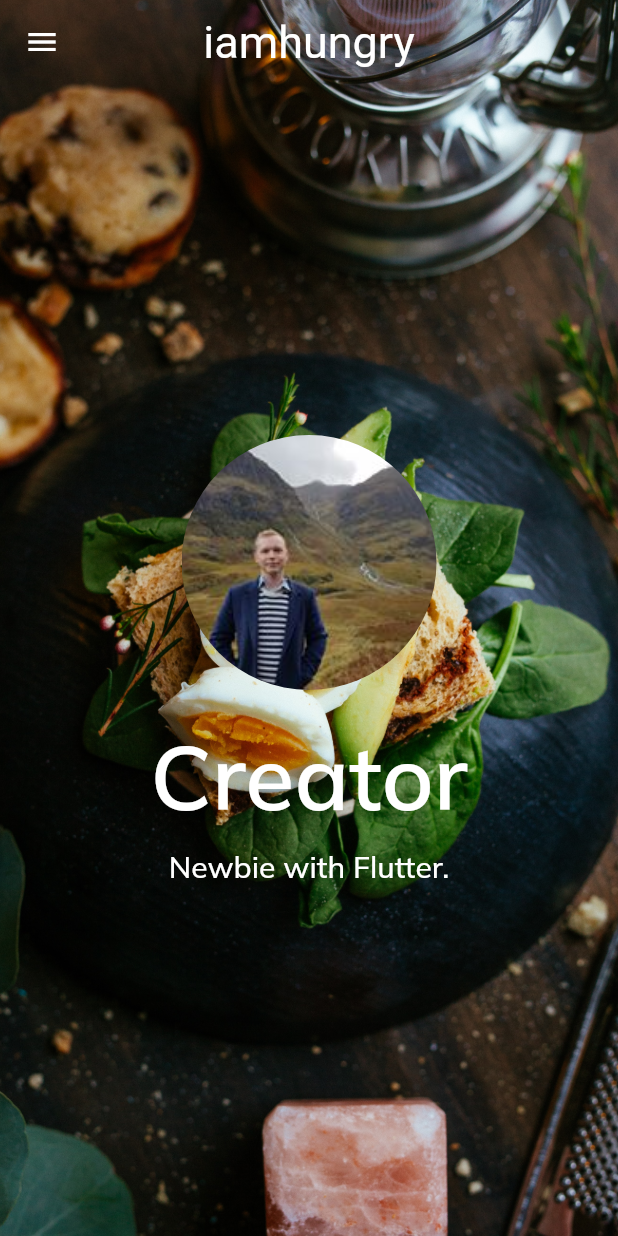
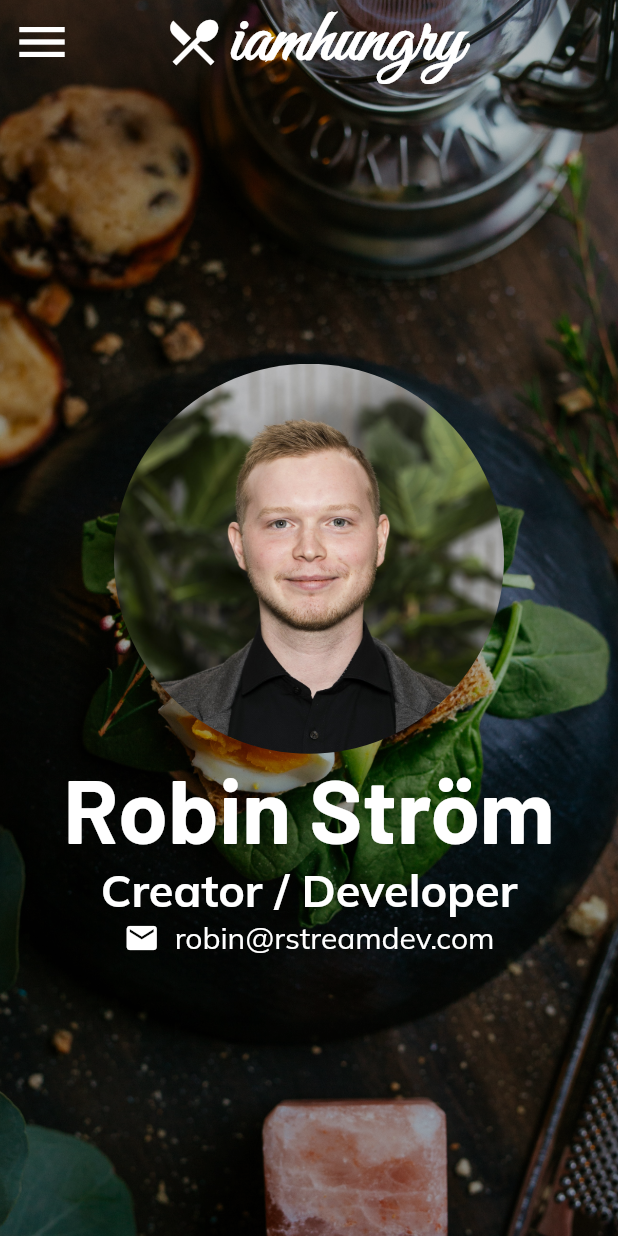
Before and after one commit to robinstrom/iamhungry, a Flutter app: the screen it shows after launch, after a tap on the "menu" icon, on a phone screen of 412 x 824 dp. Run offline on Flutter 3.47's test engine with Material 2 defaults, Android fonts, the phone set to English and light mode, and no system bars; our stand-ins replace google_fonts; Roboto replaces fonts that are missing (Helvetica).

Commit message:
some styling

```diff
--- a/app/lib/AboutWidget.dart
+++ b/app/lib/AboutWidget.dart
@@ -22,26 +22,30 @@ class _AboutWidgetState extends State<AboutWidget> {
           ),
         ),
         Scaffold(
-          backgroundColor: Colors.transparent,
+          backgroundColor: Colors.black26,
           appBar: new AppBar(
             leading: IconButton(
               icon: Icon(Icons.menu),
+              iconSize: 40,
               onPressed: () {
                 Navigator.pushNamed(context, "/");
               },
             ),
-            title: new Text(
+            title: Row(
+              mainAxisAlignment: MainAxisAlignment.spaceAround,
+              children: <Widget>[
+                SizedBox(width: 30),
+                Icon(Icons.restaurant_menu, size: 40),
+                new Text(
                   'iamhungry',
-              style: TextStyle(
-                  shadows: [
-                    Shadow(
-                      color: Colors.black,
-                      blurRadius: 100.0,
+                  style: GoogleFonts.greatVibes(
+                    fontWeight: FontWeight.bold,
+                    fontSize: 50,
+                    textStyle: TextStyle(color: Colors.white),
                   ),
+                ),
+                SizedBox(width: 80),
               ],
-                  fontSize: 30.0,
-                  fontFamily: 'Helvetica',
-                  fontWeight: FontWeight.w400),
             ),
             centerTitle: true,
             backgroundColor: Colors.transparent,
@@ -51,36 +55,41 @@ class _AboutWidgetState extends State<AboutWidget> {
             crossAxisAlignment: CrossAxisAlignment.center,
             mainAxisAlignment: MainAxisAlignment.center,
             children: <Widget>[
-              Container(
-                padding: EdgeInsets.only(bottom: 20),
-                child: CircleAvatar(
-                  radius: 85,
+              CircleAvatar(
+                radius: 130,
                 backgroundImage: AssetImage('images/profile-pic.jpg'),
                 backgroundColor: Colors.transparent,
               ),
-              ),
-              Container(
-                child: Text(
-                  'Creator',
-                style: GoogleFonts.muli(
-                  textStyle: TextStyle(
-                    color: Colors.white),
+              Text(
+                'Robin Ström',
+                style: GoogleFonts.barlow(
+                  textStyle: TextStyle(color: Colors.white),
                   fontSize: 60,
-                    fontWeight: FontWeight.w600,
+                  fontWeight: FontWeight.bold,
                 ),
               ),
-              ),
-              Container(
-                padding: EdgeInsets.only(top: 10),
-                child: Text(
-                  'Newbie with Flutter.',
+              Text(
+                'Creator / Developer',
                 style: GoogleFonts.muli(
-                  textStyle: TextStyle(
-                    color: Colors.white),
-                    fontSize: 20,
-                    fontWeight: FontWeight.w500,
+                  textStyle: TextStyle(color: Colors.white),
+                  fontSize: 30,
+                  fontWeight: FontWeight.bold,
                 ),
               ),
+              Row(
+                mainAxisAlignment: MainAxisAlignment.center,
+                children: <Widget>[
+                  Icon(Icons.email, color: Colors.white),
+                  SizedBox(width: 10),
+                  Text(
+                    'robin@rstreamdev.com',
+                    style: GoogleFonts.muli(
+                      textStyle: TextStyle(color: Colors.white),
+                      fontSize: 20,
+                      fontWeight: FontWeight.normal,
+                    ),
+                  ),
+                ],
               ),
               Container(
                 width: double.infinity,
--- a/app/lib/HomeWidget.dart
+++ b/app/lib/HomeWidget.dart
@@ -1,6 +1,7 @@
 import 'dart:convert';
 
 import 'package:flutter/material.dart';
+import 'package:google_fonts/google_fonts.dart';
 import 'package:http/http.dart' as http;
 
 import 'RecipeBasic.dart';
@@ -25,26 +26,30 @@ class _HomeWidgetState extends State<HomeWidget> {
           ),
         ),
         Scaffold(
-          backgroundColor: Colors.transparent,
+          backgroundColor: Colors.black26,
           appBar: new AppBar(
             leading: IconButton(
               icon: Icon(Icons.menu),
+              iconSize: 40,
               onPressed: () {
-              Navigator.pushNamed(context, "/about");
-            },
+                Navigator.pushNamed(context, "/about");
+              },
             ),
-            title: new Text(
-              'iamhungry',
-              style: TextStyle(
-                  shadows: [
-                    Shadow(
-                      color: Colors.black,
-                      blurRadius: 100.0,
-                    ),
-                  ],
-                  fontSize: 30.0,
-                  fontFamily: 'Helvetica',
-                  fontWeight: FontWeight.w400),
+            title: Row(
+              mainAxisAlignment: MainAxisAlignment.spaceAround,
+              children: <Widget>[
+                SizedBox(width: 30),
+                Icon(Icons.restaurant_menu, size: 40),
+                new Text(
+                  'iamhungry',
+                  style: GoogleFonts.greatVibes(
+                    fontWeight: FontWeight.bold,
+                    fontSize: 50,
+                    textStyle: TextStyle(color: Colors.white),
+                  ),
+                ),
+                SizedBox(width: 80),
+              ],
             ),
             centerTitle: true,
             backgroundColor: Colors.transparent,
@@ -70,11 +75,8 @@ class _HomeWidgetState extends State<HomeWidget> {
                     'https://127.0.0.1:8999/recipes',
                     body: mapIngredients(ingredients));
                 print(listOfRecipes[0].image);
-                Navigator.pushNamed(
-                  context,
-                  "/result",
-                  arguments: listOfRecipes
-                );
+                Navigator.pushNamed(context, "/result",
+                    arguments: listOfRecipes);
               },
             ),
           ),
@@ -91,8 +93,13 @@ Map mapIngredients(ingredients) {
 }
 
 Future<List<RecipeBasic>> postIngredients(String url, {Map body}) async {
-  Map<String, String> header = {"Content-type": "application/json", "Accept": "application/json"};
-  return http.post(url, headers: header, body: jsonEncode(body)).then((http.Response response) {
+  Map<String, String> header = {
+    "Content-type": "application/json",
+    "Accept": "application/json"
+  };
+  return http
+      .post(url, headers: header, body: jsonEncode(body))
+      .then((http.Response response) {
     final int statusCode = response.statusCode;
     if (statusCode < 200 || statusCode > 400 || json == null) {
       print(statusCode);
@@ -100,6 +107,8 @@ Future<List<RecipeBasic>> postIngredients(String url, {Map body}) async {
     }
     print(statusCode);
     final parsed = json.decode(response.body).cast<Map<String, dynamic>>();
-    return parsed.map<RecipeBasic>((json) => RecipeBasic.fromJson(json)).toList();
+    return parsed
+        .map<RecipeBasic>((json) => RecipeBasic.fromJson(json))
+        .toList();
   });
 }
```
Also changed, not shown: app/images/profile-pic.jpg. Lines whose indentation alone changed are shown as unchanged.
